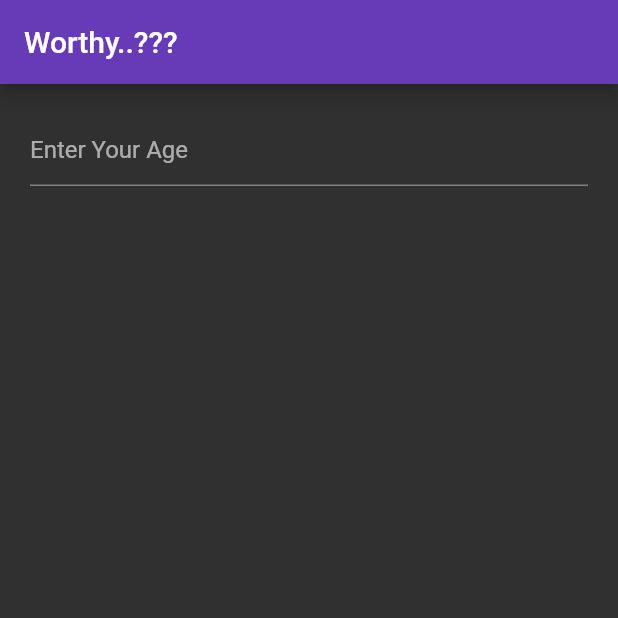
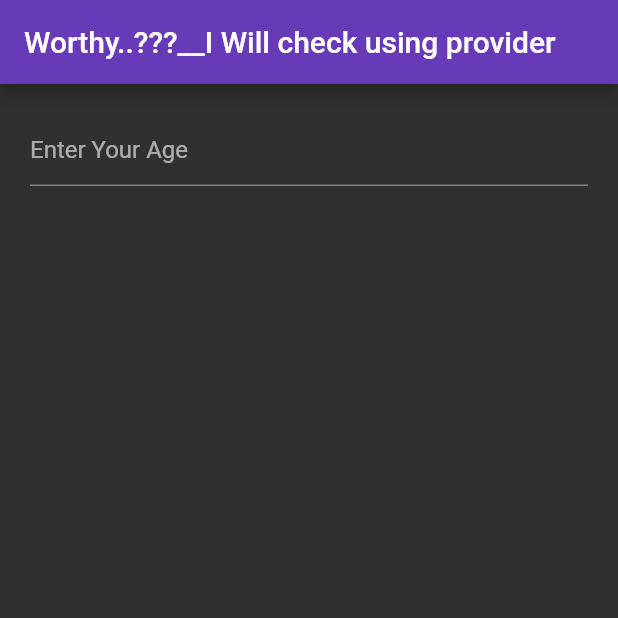
Before and after one commit to Shankaraaditya/provider_package, a Flutter app: the screen it shows after launch, on a phone screen of 412 x 824 dp, the top half of it. Run offline on Flutter 3.47's test engine with Material 2 defaults, Android fonts, the light colour scheme and no system bars.

Commit message:
changed appbar

```diff
--- a/lib/Pages/homepage.dart
+++ b/lib/Pages/homepage.dart
@@ -14,14 +14,14 @@ class _HomePageState extends State<HomePage> {
   Widget build(BuildContext context) {
     return Scaffold(
       appBar: AppBar(
-        title: Text('Worthy..???'),
+        title: const Text('Worthy..???__I Will check using provider'),
         backgroundColor: Colors.deepPurple,
       ),
       body: SafeArea(
 
           child: Container(
         // margin: EdgeInsets.all(10),
-        padding: EdgeInsets.all(20),
+        padding: const EdgeInsets.all(20),
 
         child:ChangeNotifierProvider<HomePageProvider>(
 
```
